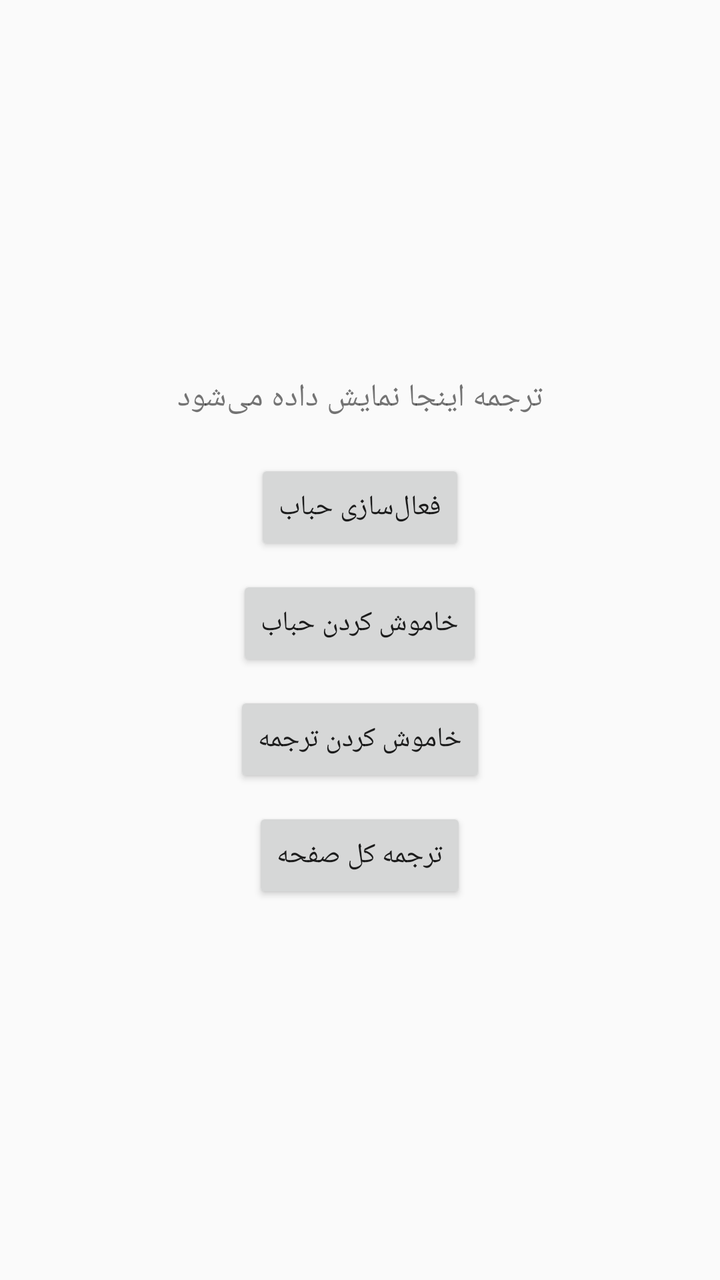
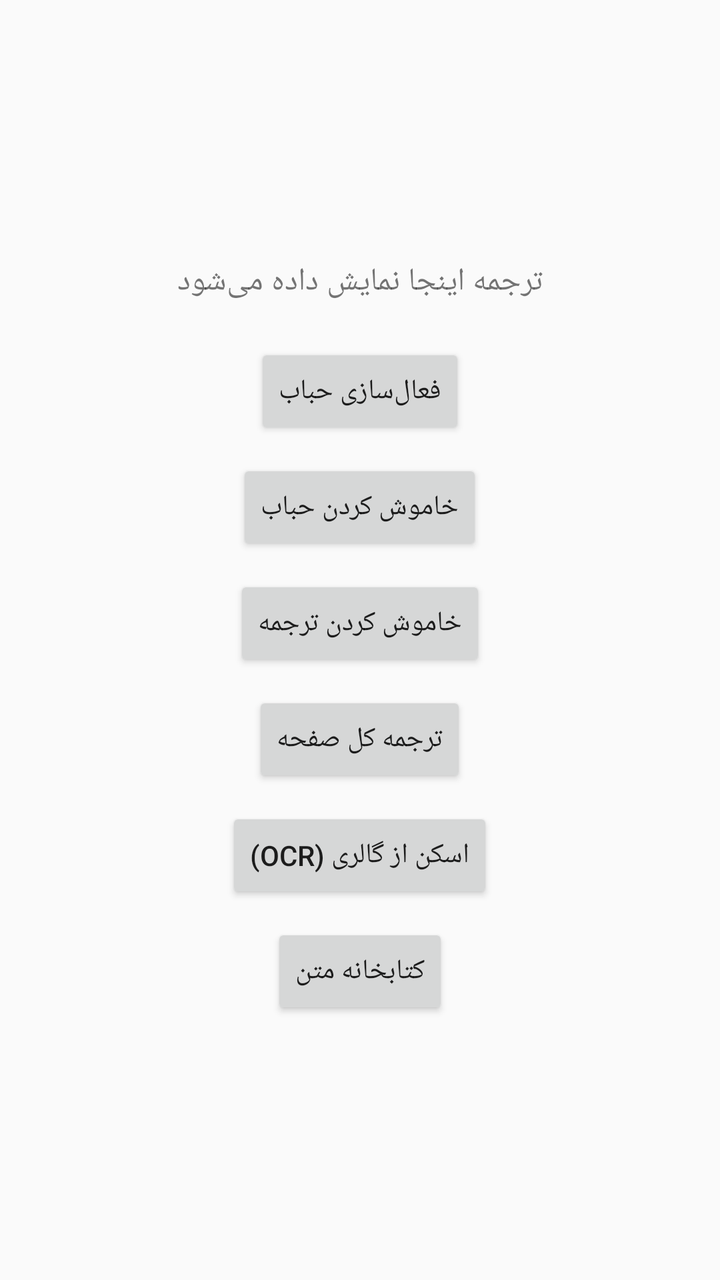

Two renders of the same Android screen: before a commit and after it. Below are the layout's source before the change and the commit's diff.
<!-- AndroidManifest.xml: application theme android:Theme.Material.Light.DarkActionBar -->
<!-- res/layout/activity_main.xml -->
<?xml version="1.0" encoding="utf-8"?>
<LinearLayout xmlns:android="http://schemas.android.com/apk/res/android"
    android:layout_width="match_parent"
    android:layout_height="match_parent"
    android:orientation="vertical"
    android:gravity="center"
    android:padding="20dp">

    <TextView
        android:id="@+id/resultText"
        android:layout_width="wrap_content"
        android:layout_height="wrap_content"
        android:text="ترجمه اینجا نمایش داده می‌شود"
        android:textSize="16sp"
        android:layout_marginBottom="20dp"
        android:gravity="center" />

    <Button
        android:id="@+id/translateButton"
        android:layout_width="wrap_content"
        android:layout_height="wrap_content"
        android:text="فعال‌سازی حباب" />

    <Button
        android:id="@+id/stopButton"
        android:layout_width="wrap_content"
        android:layout_height="wrap_content"
        android:layout_marginTop="10dp"
        android:text="خاموش کردن حباب" />

    <Button
        android:id="@+id/toggleTranslateButton"
        android:layout_width="wrap_content"
        android:layout_height="wrap_content"
        android:layout_marginTop="10dp"
        android:text="خاموش کردن ترجمه" />

    <Button
        android:id="@+id/manualTranslateButton"
        android:layout_width="wrap_content"
        android:layout_height="wrap_content"
        android:layout_marginTop="10dp"
        android:text="ترجمه کل صفحه" />

</LinearLayout>
<!-- resources referenced by this layout -->
<resources>

</resources>

<!-- the commit's change to res/layout/activity_main.xml (unified diff, before → after) -->
@@ -42,4 +42,18 @@
         android:layout_marginTop="10dp"
         android:text="ترجمه کل صفحه" />
 
+    <Button
+        android:id="@+id/scanFromGalleryButton"
+        android:layout_width="wrap_content"
+        android:layout_height="wrap_content"
+        android:layout_marginTop="10dp"
+        android:text="اسکن از گالری (OCR)" />
+
+    <Button
+        android:id="@+id/libraryButton"
+        android:layout_width="wrap_content"
+        android:layout_height="wrap_content"
+        android:layout_marginTop="10dp"
+        android:text="کتابخانه متن" />
+
 </LinearLayout>
